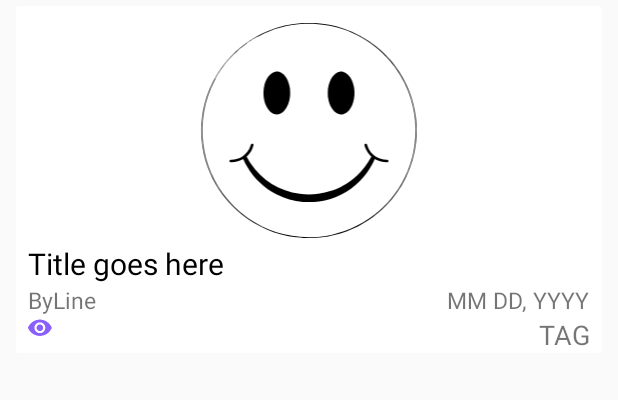
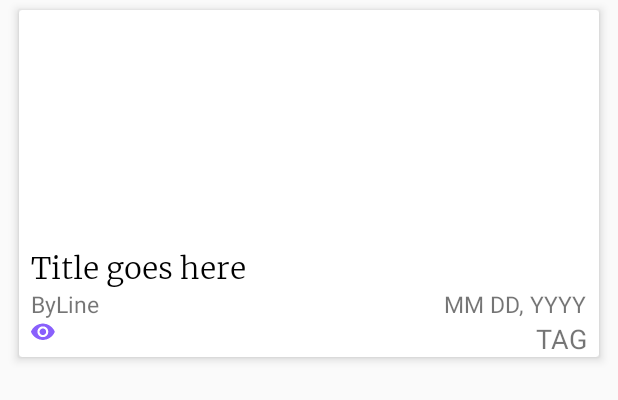
Before and after one commit to Thesmader/MM.SummerTask.2018, an Android app: the layout card_layout.xml on its own in the app's theme, with its tools: preview values and no code run, on a phone screen of 412 x 824 dp. Shown: the top 400 px of the screen. Run offline under Robolectric (Android 15) with nearby library versions, the phone set to English and light mode, and no system bars; network calls fail.

Commit message:
Now fetching response and displaying cards. Categories in cards to be done.
Signed-off-by: Thesmader <dsmarak17@gmail.com>

```diff
--- a/MondayMorning/app/build.gradle
+++ b/MondayMorning/app/build.gradle
@@ -30,6 +30,6 @@ dependencies {
     api 'com.android.support:design:27.1.1'
     implementation 'com.android.support:cardview-v7:27.1.1'
     implementation 'com.android.volley:volley:1.1.0'
-    //implementation 'com.github.bumptech.glide:glide:4.7.1'
+    implementation 'com.github.bumptech.glide:glide:4.7.1'
     //annotationProcessor 'com.github.bumptech.glide:compiler:4.7.1'
 }
--- a/MondayMorning/app/src/main/res/layout/activity_article.xml
+++ b/MondayMorning/app/src/main/res/layout/activity_article.xml
@@ -14,6 +14,7 @@
             android:id="@+id/article_collapse_toolbar"
             android:layout_width="match_parent"
             android:layout_height="match_parent"
+            app:title="@string/log_in"
             app:contentScrim="?attr/colorAccent"
             app:expandedTitleMarginStart="24dp"
             app:layout_scrollFlags="scroll|exitUntilCollapsed|snap">
--- a/MondayMorning/app/src/main/res/layout/card_layout.xml
+++ b/MondayMorning/app/src/main/res/layout/card_layout.xml
@@ -18,7 +18,7 @@
         android:focusable="true"
         android:foreground="?attr/selectableItemBackground"
         android:stateListAnimator="@animator/lift"
-        app:cardElevation="0dp"
+        app:cardElevation="4dp"
         app:cardUseCompatPadding="true"
         app:layout_constraintBottom_toBottomOf="parent"
         app:layout_constraintEnd_toEndOf="parent"
@@ -34,20 +34,20 @@
                 android:layout_width="match_parent"
                 android:layout_height="150dp"
                 android:layout_marginEnd="8dp"
-                android:layout_marginStart="8dp"
+                android:layout_marginStart="10dp"
                 android:layout_marginTop="8dp"
                 android:contentDescription="Article Image"
                 android:transitionName="img_to_article"
                 app:layout_constraintEnd_toEndOf="parent"
                 app:layout_constraintStart_toStartOf="parent"
-                app:layout_constraintTop_toTopOf="parent"
-                app:srcCompat="@drawable/smiley" />
+                app:layout_constraintTop_toTopOf="parent" />
 
             <TextView
                 android:id="@+id/card_title_text"
                 android:layout_width="wrap_content"
                 android:layout_height="wrap_content"
                 android:layout_marginStart="8dp"
+                android:fontFamily="@font/mrweather"
                 android:text="Title goes here"
                 android:textColor="@color/colorPrimaryDark"
                 android:textSize="20sp"
```
Also changed, not shown: MondayMorning/app/src/main/java/thesmader/com/mondaymorning/AllNewsData.java (+14 -3 lines), MondayMorning/app/src/main/java/thesmader/com/mondaymorning/NewsAdapter.java (+18 -1 lines), MondayMorning/app/src/main/java/thesmader/com/mondaymorning/NewsFragment.java (+29 -3 lines), MondayMorning/app/src/main/res/font/mrweather.ttf (added), 1 other file.
